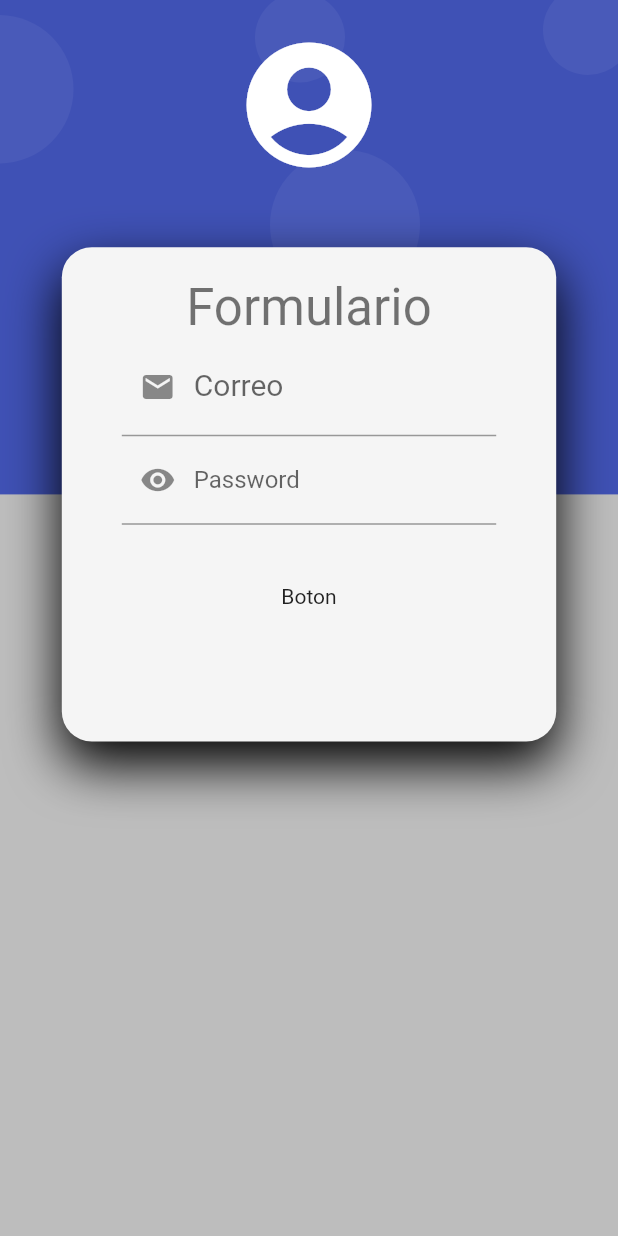
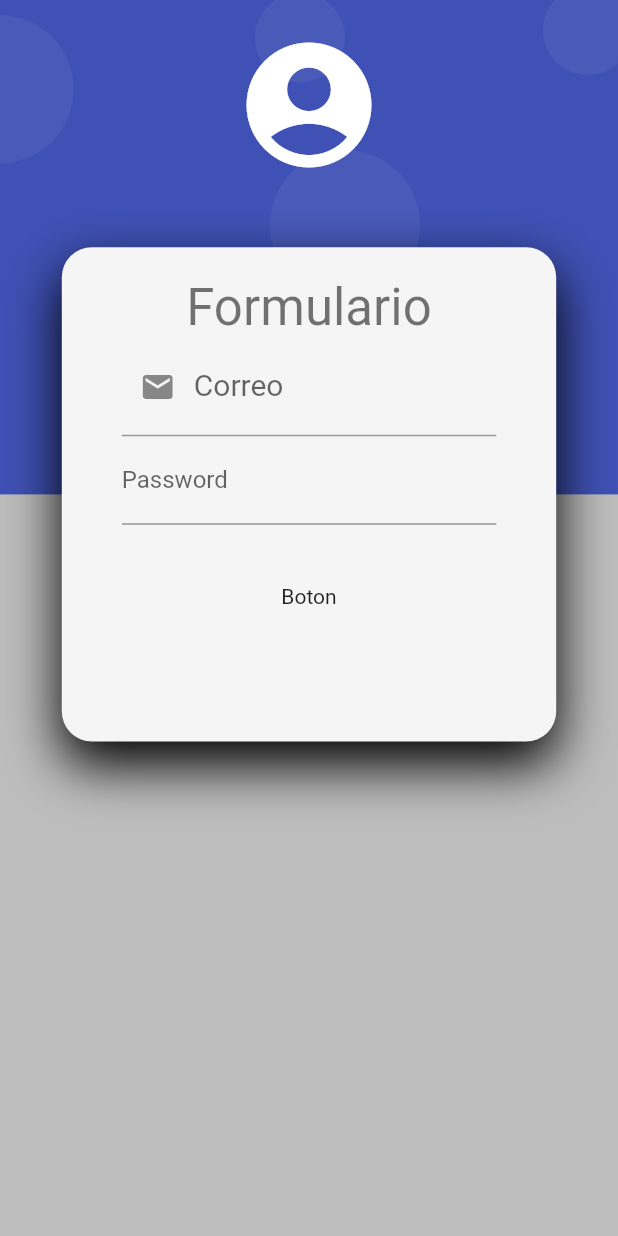
Before and after one commit to franciscoestebanfigueroa/formulariologin, a Flutter app: the screen it shows after launch, on a phone screen of 412 x 824 dp. Run offline on Flutter 3.47's test engine with Material 2 defaults, Android fonts, the phone set to English and light mode, and no system bars.

Commit message:
icon de formulario opcional no required

```diff
--- a/lib/Widgets/formularios.dart
+++ b/lib/Widgets/formularios.dart
@@ -32,7 +32,7 @@ class Formularios extends StatelessWidget {
               TextFormField(
                 autocorrect: false,
                 decoration: Estaticos.inputDecorationCar(
-                  icon: Icons.remove_red_eye,
+                  // icon: Icons.remove_red_eye,
                   label: 'Password',
                   hint: '*******',
                 ),
--- a/lib/estaticos/estaticos.dart
+++ b/lib/estaticos/estaticos.dart
@@ -11,14 +11,14 @@ class Estaticos {
       ]);
 
   static InputDecoration inputDecorationCar({
-    required IconData icon,
+    IconData? icon,
     required String label,
     required String hint,
   }) {
     return InputDecoration(
       labelText: label,
       hintText: hint,
-      prefixIcon: Icon(icon),
+      prefixIcon: icon != null ? Icon(icon) : null,
     );
   }
 }
```
